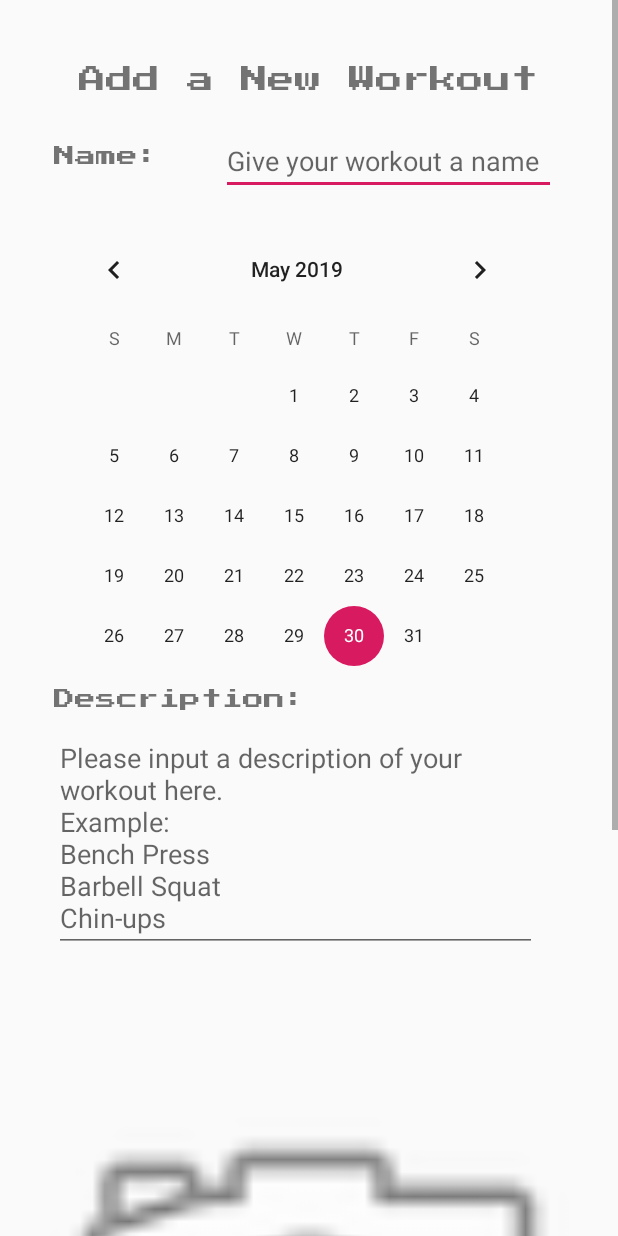
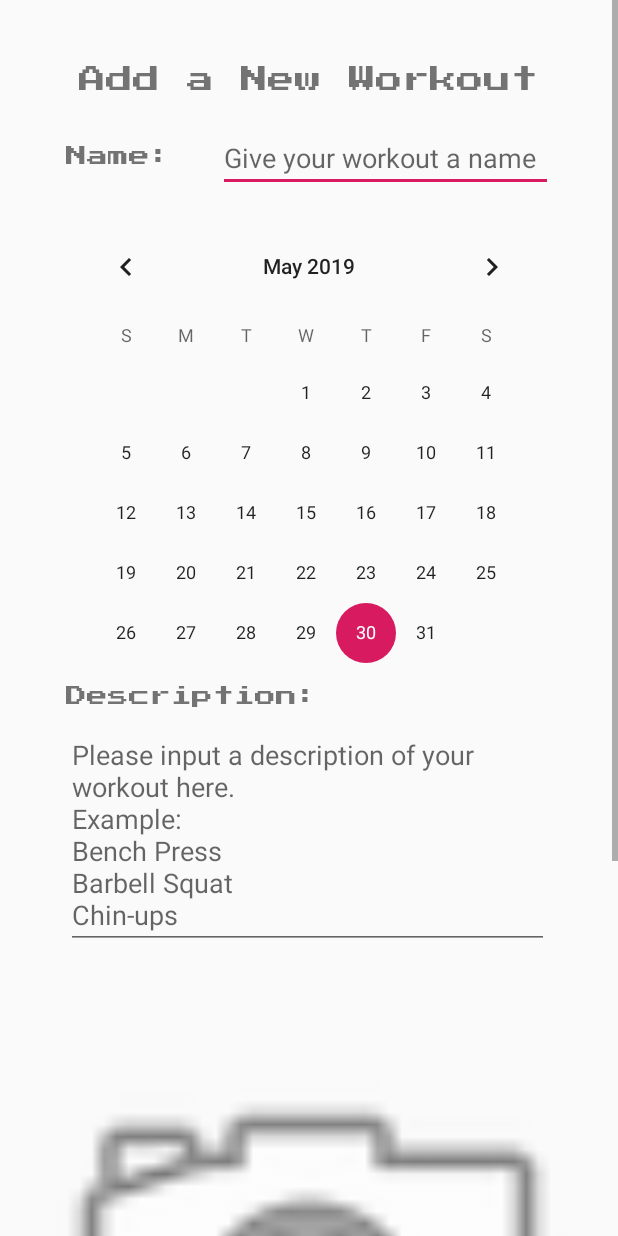
Before and after one commit to JessieSmit01/COSC195FInalProject, an Android app: the AddNewWorkoutActivity screen opened directly, with no data from a screen before it, on a phone screen of 412 x 824 dp. Run offline under Robolectric (Android 15) with nearby library versions, the phone set to English and light mode, and no system bars.

```diff
--- a/app/src/main/java/com/example/exercisetracker/AddNewWorkoutActivity.java
+++ b/app/src/main/java/com/example/exercisetracker/AddNewWorkoutActivity.java
@@ -120,7 +120,6 @@ public class AddNewWorkoutActivity extends AppCompatActivity implements View.OnC
                 return;
             case R.id.btnSaveWorkout:
                 this.address = getAddress(this, latitude, longitude);
-                Toast.makeText(this, address, Toast.LENGTH_LONG).show();
                 saveToDB();
 
                 return;
@@ -257,7 +256,13 @@ public class AddNewWorkoutActivity extends AppCompatActivity implements View.OnC
 
     public void saveToDB()
     {
+
         WorkoutSession session = new WorkoutSession(this.name.getText().toString(), this.stringDate, this.description.getText().toString(), this.currentPhotoPath, getAddress(this, latitude, longitude));
+        if(session.name.equals("") || session.description.equals(""))
+        {
+            Toast.makeText(this, "Name and Description cannot be left blank", Toast.LENGTH_SHORT).show();
+            return;
+        }
         db.open();
         db.createWorkoutSession(session);
 
--- a/app/src/main/res/layout/activity_view_workouts.xml
+++ b/app/src/main/res/layout/activity_view_workouts.xml
@@ -9,8 +9,8 @@
 
     <ListView
         android:id="@+id/lstWorkouts"
-        android:layout_width="392dp"
-        android:layout_height="617dp"
+        android:layout_width="375dp"
+        android:layout_height="550dp"
         android:layout_marginStart="8dp"
         android:layout_marginTop="8dp"
         android:layout_marginEnd="8dp"
@@ -22,7 +22,7 @@
         app:layout_constraintHorizontal_bias="0.478"
         app:layout_constraintStart_toStartOf="parent"
 
-        app:layout_constraintTop_toTopOf="parent" >
+        app:layout_constraintTop_toTopOf="parent">
 
     </ListView>
 
@@ -41,5 +41,6 @@
         app:layout_constraintBottom_toBottomOf="parent"
         app:layout_constraintEnd_toEndOf="parent"
         app:layout_constraintStart_toStartOf="parent"
-        app:layout_constraintTop_toBottomOf="@+id/lstWorkouts" />
+        app:layout_constraintTop_toBottomOf="@+id/lstWorkouts"
+        app:layout_constraintVertical_bias="0.071" />
 </android.support.constraint.ConstraintLayout>
--- a/app/src/main/res/layout/add_workout.xml
+++ b/app/src/main/res/layout/add_workout.xml
@@ -34,7 +34,7 @@
                     android:id="@+id/txtName"
                     android:layout_width="wrap_content"
                     android:layout_height="21dp"
-                    android:layout_marginStart="36dp"
+                    android:layout_marginStart="44dp"
                     android:layout_marginTop="28dp"
                     android:fontFamily="@font/press_start_2p"
                     android:text="Name:"
@@ -52,18 +52,20 @@
                     android:inputType="textPersonName"
                     app:layout_constraintBottom_toBottomOf="@+id/txtName"
                     app:layout_constraintEnd_toEndOf="parent"
+                    app:layout_constraintHorizontal_bias="0.396"
                     app:layout_constraintStart_toEndOf="@+id/txtName"
-                    app:layout_constraintTop_toTopOf="@+id/txtName" />
+                    app:layout_constraintTop_toTopOf="@+id/txtName"
+                    app:layout_constraintVertical_bias="0.608" />
 
                 <CalendarView
                     android:id="@+id/txtDate"
                     android:layout_width="324dp"
                     android:layout_height="301dp"
+                    android:layout_marginStart="8dp"
                     android:layout_marginTop="16dp"
                     android:layout_marginEnd="8dp"
-                    app:layout_constraintEnd_toEndOf="@+id/etName"
-                    app:layout_constraintHorizontal_bias="0.0"
-                    app:layout_constraintStart_toStartOf="@+id/txtName"
+                    app:layout_constraintEnd_toEndOf="parent"
+                    app:layout_constraintStart_toStartOf="parent"
                     app:layout_constraintTop_toBottomOf="@+id/etName" />
 
                 <TextView
@@ -94,10 +96,9 @@
 
                 <ImageView
                     android:id="@+id/imgView"
-                    android:layout_width="0dp"
-                    android:layout_height="500dp"
+                    android:layout_width="397dp"
+                    android:layout_height="474dp"
                     android:layout_marginStart="8dp"
-                    android:layout_marginTop="8dp"
                     android:layout_marginEnd="8dp"
                     android:scaleType="fitCenter"
                     android:textAlignment="center"
@@ -111,15 +112,18 @@
                     android:id="@+id/btnAddPicture"
                     android:layout_width="wrap_content"
                     android:layout_height="wrap_content"
-                    android:layout_marginTop="36dp"
+                    android:layout_marginTop="20dp"
+                    android:layout_marginBottom="8dp"
                     android:fontFamily="@font/press_start_2p"
                     android:onClick="onClick"
                     android:text="Add Picture"
                     android:textSize="12sp"
+                    app:layout_constraintBottom_toBottomOf="parent"
                     app:layout_constraintEnd_toEndOf="@+id/description"
                     app:layout_constraintHorizontal_bias="0.0"
                     app:layout_constraintStart_toStartOf="@+id/description"
-                    app:layout_constraintTop_toBottomOf="@+id/imgView" />
+                    app:layout_constraintTop_toBottomOf="@+id/imgView"
+                    app:layout_constraintVertical_bias="0.0" />
 
                 <Button
                     android:id="@+id/btnSaveWorkout"
```
